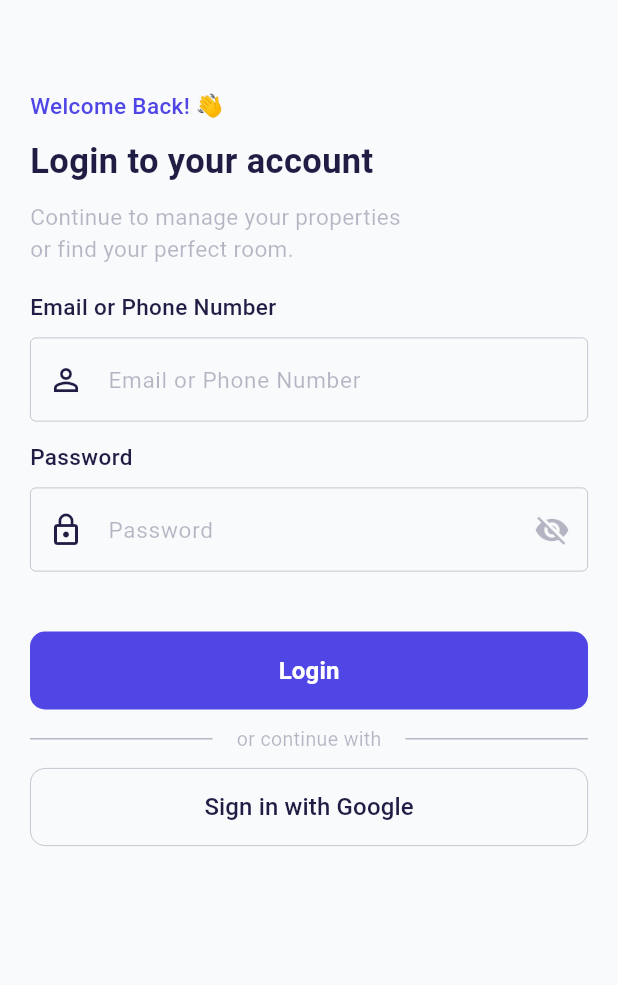
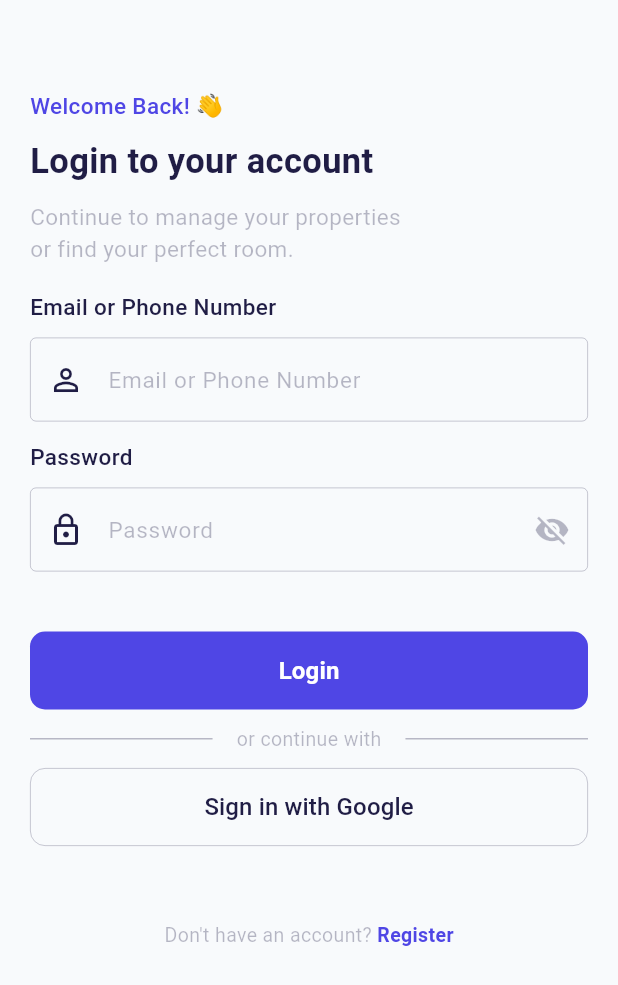
Before and after one commit to johancurato1-stack/BH-Finder-Main, a Flutter app: the screen it shows after launch, on a phone screen of 412 x 824 dp. Shown: the top 985 px of the screen. Run offline on Flutter 3.47's test engine with Material 3 defaults, Android fonts, the phone set to English and light mode, and no system bars.

Commit message:
complete clean register text link on login screen

```diff
--- a/lib/features/auth/login/login_screen.dart
+++ b/lib/features/auth/login/login_screen.dart
@@ -34,7 +34,7 @@ class _LoginScreenState extends State<LoginScreen> {
               children: [
                 const SizedBox(height: 60),
 
-                // Welcome Text
+                //* Welcome Text
                 const Text(
                   'Welcome Back! 👋',
                   style: TextStyle(
@@ -47,7 +47,7 @@ class _LoginScreenState extends State<LoginScreen> {
 
                 const SizedBox(height: 10),
 
-                // Login Text
+                //* Login Text
                 const Text(
                   'Login to your account',
                   style: TextStyle(
@@ -60,7 +60,7 @@ class _LoginScreenState extends State<LoginScreen> {
 
                 const SizedBox(height: 10),
 
-                // Subtitle Text
+                //* Subtitle Text
                 const Text(
                   'Continue to manage your properties \nor find your perfect room.',
                   style: TextStyle(
@@ -73,7 +73,7 @@ class _LoginScreenState extends State<LoginScreen> {
 
                 const SizedBox(height: 18),
 
-                // Email or Phone Number Label
+                //* Email or Phone Number Label
                 const Text(
                   'Email or Phone Number',
                   style: TextStyle(
@@ -86,7 +86,7 @@ class _LoginScreenState extends State<LoginScreen> {
 
                 const SizedBox(height: 10),
 
-                // Email or Phone Number Text Field
+                //* Email or Phone Number Text Field
                 CustomTextField(
                   controller: _emailController,
                   labelText: 'Email or Phone Number',
@@ -97,7 +97,7 @@ class _LoginScreenState extends State<LoginScreen> {
 
                 const SizedBox(height: 13),
 
-                // Password Label
+                //* Password Label
                 const Text(
                   'Password',
                   style: TextStyle(
@@ -110,7 +110,7 @@ class _LoginScreenState extends State<LoginScreen> {
 
                 const SizedBox(height: 10),
 
-                // Password Text Field
+                //* Password Text Field
                 CustomTextField(
                   controller: _passwordController,
                   labelText: 'Password',
@@ -121,7 +121,7 @@ class _LoginScreenState extends State<LoginScreen> {
 
                 const SizedBox(height: 40),
 
-                // Login button
+                //* Login button
                 CustomButton(
                   text: 'Login',
                   onPressed: () {
@@ -132,7 +132,7 @@ class _LoginScreenState extends State<LoginScreen> {
 
                 const SizedBox(height: 10),
 
-                // Divider lines
+                //* Divider lines
                 Row(
                   children: [
                     Expanded(
@@ -163,13 +163,44 @@ class _LoginScreenState extends State<LoginScreen> {
 
                 const SizedBox(height: 10),
 
-                // Google sign-in button
+                //* Google sign-in button
                 CustomButton(
                   text: 'Sign in with Google',
                   isSecondary: true,
                   onPressed: () {
                     print("Google Login Tapped");
                   },
+                ),
+
+                const SizedBox(height: 50),
+
+                //*Sign up button
+                Row(
+                  mainAxisAlignment: MainAxisAlignment.center,
+                  children: [
+                    const Text(
+                      "Don't have an account? ",
+                      style: TextStyle(
+                        fontSize: 13,
+                        fontFamily: 'Roboto',
+                        color: AppColors.tertiary,
+                      ),
+                    ),
+                    GestureDetector(
+                      onTap: () {
+                        print("Register Link Tapped");
+                      },
+                      child: const Text(
+                        'Register',
+                        style: TextStyle(
+                          fontSize: 13,
+                          fontFamily: 'Roboto',
+                          color: AppColors.primary,
+                          fontWeight: FontWeight.bold,
+                        ),
+                      ),
+                    ),
+                  ],
                 ),
               ],
             ),
```
